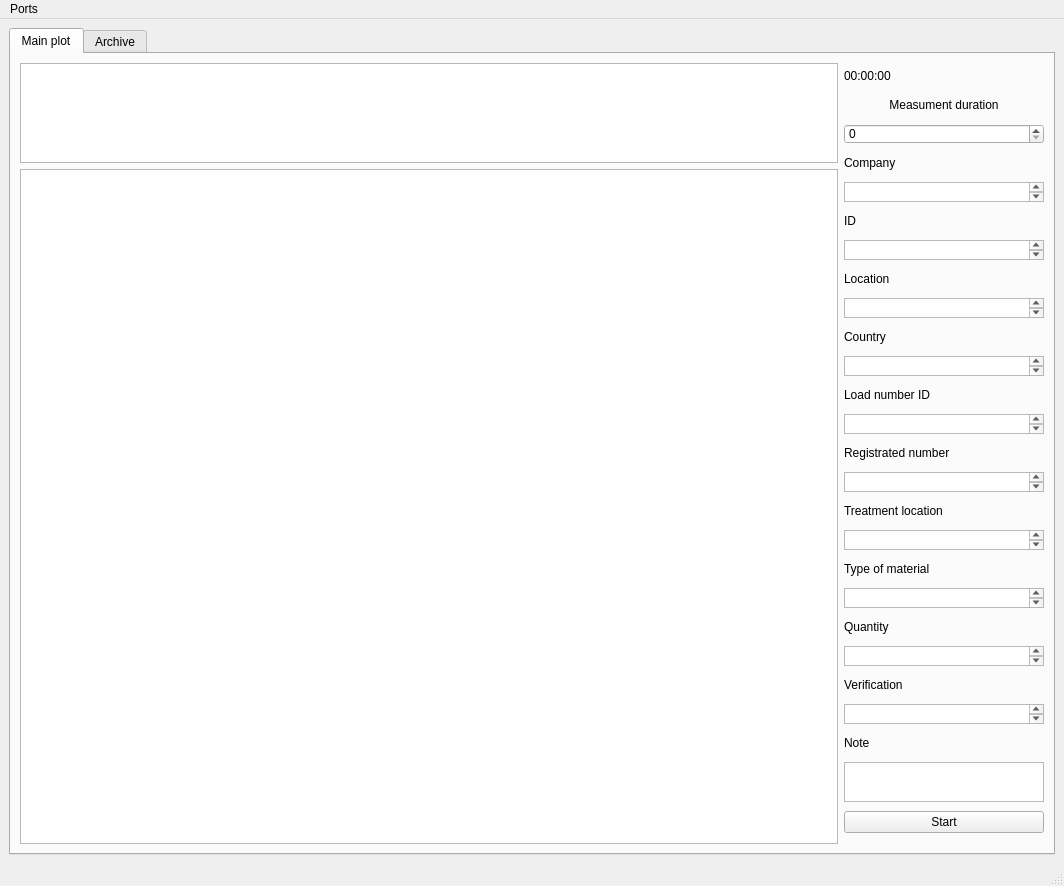
Before: the Qt Designer form serial_port.ui in dnovichkov/serial_port_reading, drawn with Qt 5.
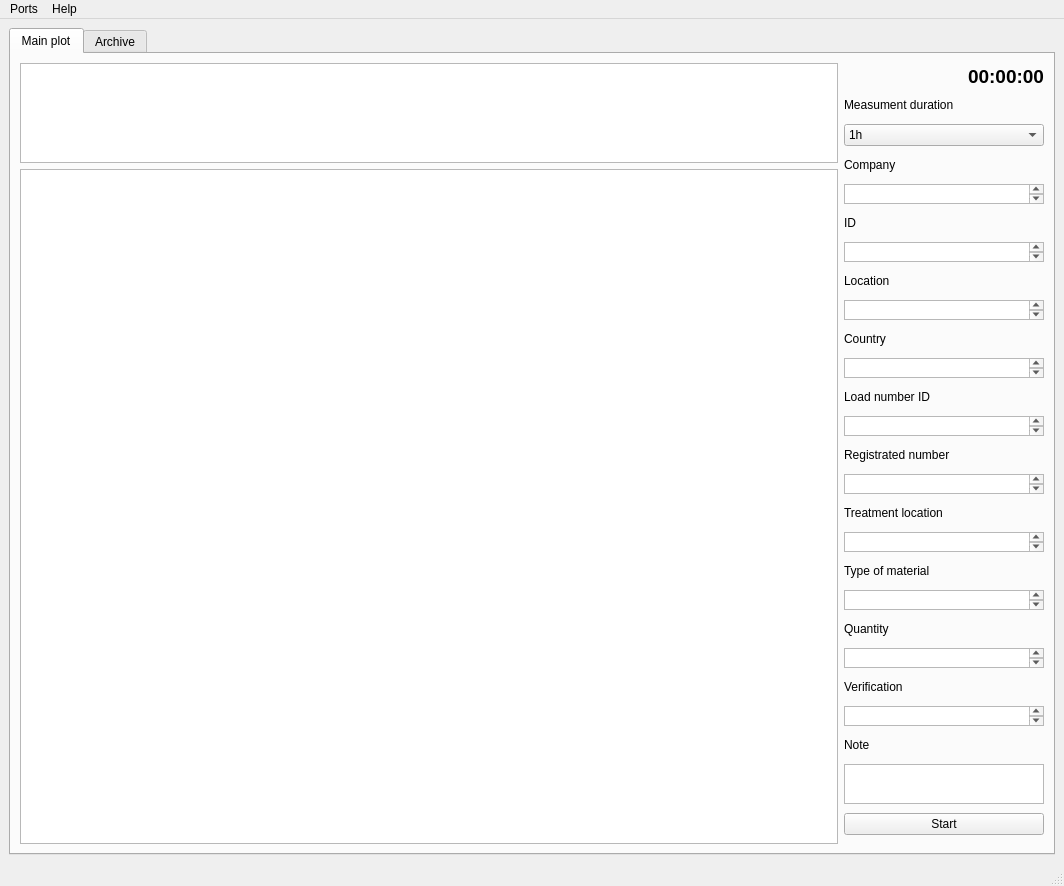
After: the same form once the commit is applied.

Commit message: UI fix: bold time, duration as spin

```diff
--- a/serial_port.ui
+++ b/serial_port.ui
@@ -76,9 +76,19 @@
               <height>20</height>
              </size>
             </property>
+            <property name="font">
+             <font>
+              <pointsize>14</pointsize>
+              <weight>75</weight>
+              <bold>true</bold>
+             </font>
+            </property>
             <property name="text">
              <string>00:00:00</string>
             </property>
+            <property name="alignment">
+             <set>Qt::AlignRight|Qt::AlignTrailing|Qt::AlignVCenter</set>
+            </property>
            </widget>
           </item>
           <item>
@@ -93,18 +103,36 @@
              <string>Measument duration</string>
             </property>
             <property name="alignment">
-             <set>Qt::AlignCenter</set>
+             <set>Qt::AlignLeading|Qt::AlignLeft|Qt::AlignVCenter</set>
             </property>
            </widget>
           </item>
           <item>
-           <widget class="QSpinBox" name="measument_durtion_spinbox">
+           <widget class="QComboBox" name="measument_durtion_combo_box">
             <property name="maximumSize">
              <size>
               <width>200</width>
-              <height>20</height>
+              <height>16777215</height>
              </size>
             </property>
+            <property name="currentIndex">
+             <number>2</number>
+            </property>
+            <item>
+             <property name="text">
+              <string>24h</string>
+             </property>
+            </item>
+            <item>
+             <property name="text">
+              <string>12h</string>
+             </property>
+            </item>
+            <item>
+             <property name="text">
+              <string>1h</string>
+             </property>
+            </item>
            </widget>
           </item>
           <item>
@@ -475,7 +503,14 @@
     </property>
     <addaction name="actionPorts_settings"/>
    </widget>
+   <widget class="QMenu" name="menuHelp">
+    <property name="title">
+     <string>Help</string>
+    </property>
+    <addaction name="actionAbout"/>
+   </widget>
    <addaction name="menuPorts"/>
+   <addaction name="menuHelp"/>
   </widget>
   <widget class="QStatusBar" name="statusbar"/>
   <action name="actionPorts_settings">
```
Left out of the diff: 5 changed lines with no effect on the pictures. The commit also changes 1 other file.
